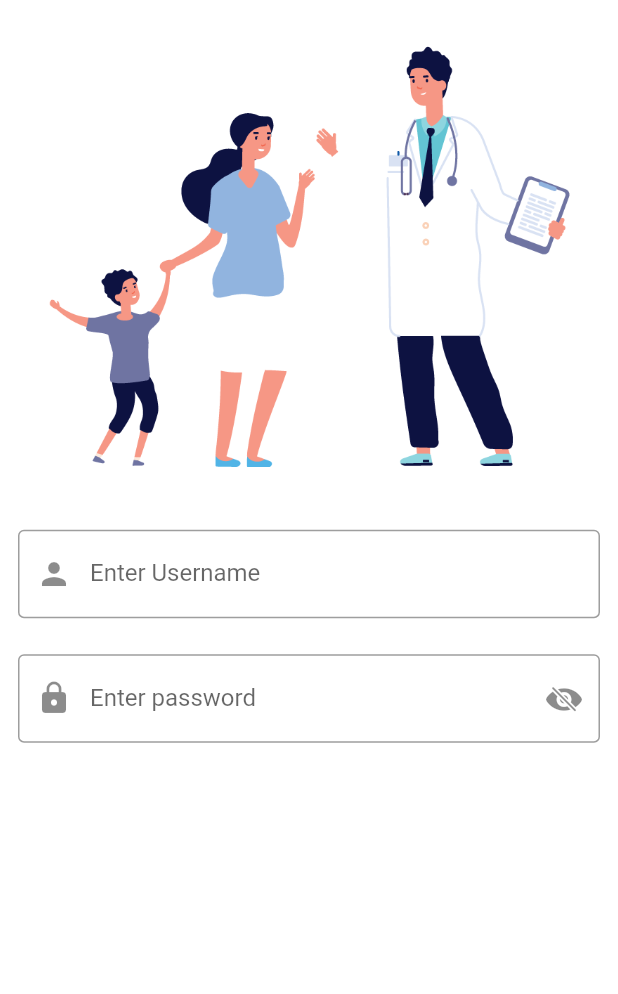
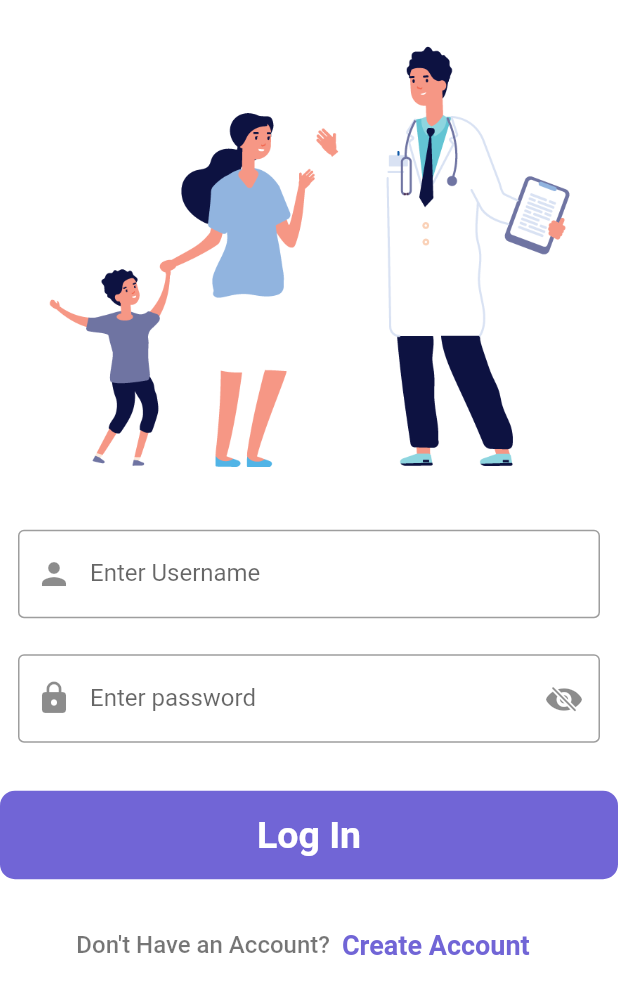
Before and after one commit to PiyushKBhattacharyya/medical_healthcare_app, a Flutter app: the screen it shows after launch, after a tap on "Log In", on a phone screen of 412 x 824 dp. Shown: the top 994 px of the screen. Run offline on Flutter 3.47's test engine with Material 2 defaults, Android fonts, the phone set to English and light mode, and no system bars; statements that could not run were skipped.

Commit message:
Commit:30-06-23,12:20

```diff
--- a/lib/screens/login_screen.dart
+++ b/lib/screens/login_screen.dart
@@ -60,6 +60,68 @@ class _LoginScreenState extends State<LoginScreen> {
                           : Icon(CupertinoIcons.eye_fill),
                     )),
               ),
+            ),
+            SizedBox(
+              height: 20,
+            ),
+            SizedBox(
+              width: double.infinity,
+              child: Material(
+                color: Color(0xFF7165D6),
+                borderRadius: BorderRadius.circular(10),
+                child: InkWell(
+                  onTap: () {
+                    // Navigator.push(context,
+                    //     MaterialPageRoute(builder: (context) => LoginScreen()));
+                  },
+                  child: Padding(
+                    padding: EdgeInsets.symmetric(vertical: 15, horizontal: 40),
+                    child: Center(
+                      child: Text(
+                        "Log In",
+                        style: TextStyle(
+                          color: Colors.white,
+                          fontSize: 25,
+                          fontWeight: FontWeight.bold,
+                        ),
+                      ),
+                    ),
+                  ),
+                ),
+              ),
+            ),
+            SizedBox(
+              height: 20,
+            ),
+            Row(
+              mainAxisAlignment: MainAxisAlignment.center,
+              children: [
+                Text(
+                  "Don't Have an Account?",
+                  style: TextStyle(
+                    fontSize: 16,
+                    fontWeight: FontWeight.w500,
+                    color: Colors.black54,
+                  ),
+                ),
+                TextButton(
+                  onPressed: () {
+                    Navigator.push(
+                      context,
+                     MaterialPageRoute(
+                      builder: (context) => SignUpScreen())
+                    )
+                  },
+                  child: Text(
+                    'Create Account',
+                    style: TextStyle(
+                      fontSize: 18,
+                      fontWeight: FontWeight.bold,
+                      color: Color(0xFF7165D6),
+                    ),
+                  ),
+                ),
+              ],
             )
           ],
         )),
```
